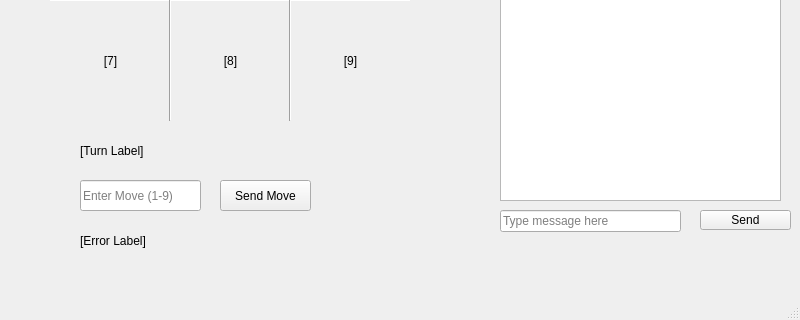
Before: the Qt Designer form Board.ui in qwet11/CS351-Game, drawn with Qt 5; both pictures show x 0 to 800 and y 280 to 600 of the 800 by 600 pixel window.
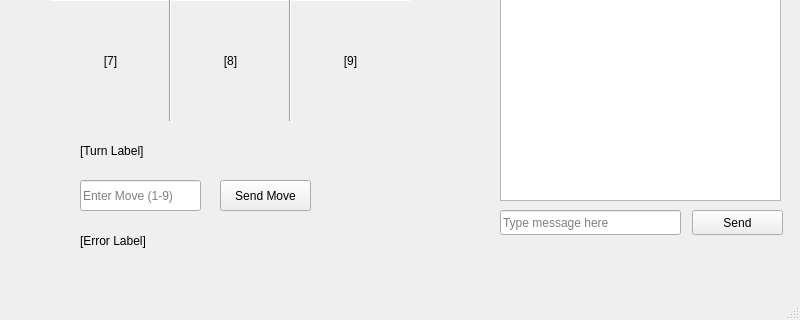
After: the same form once the commit is applied.

The edit to the form file:
```diff
--- a/Board.ui
+++ b/Board.ui
@@ -10,6 +10,18 @@
     <height>600</height>
    </rect>
   </property>
+  <property name="minimumSize">
+   <size>
+    <width>800</width>
+    <height>600</height>
+   </size>
+  </property>
+  <property name="maximumSize">
+   <size>
+    <width>800</width>
+    <height>600</height>
+   </size>
+  </property>
   <property name="windowTitle">
    <string>MainWindow</string>
   </property>
@@ -57,7 +69,7 @@
      <rect>
       <x>80</x>
       <y>500</y>
-      <width>181</width>
+      <width>351</width>
       <height>41</height>
      </rect>
     </property>
@@ -70,7 +82,7 @@
      <rect>
       <x>80</x>
       <y>410</y>
-      <width>181</width>
+      <width>351</width>
       <height>41</height>
      </rect>
     </property>
@@ -84,7 +96,7 @@
       <x>500</x>
       <y>490</y>
       <width>181</width>
-      <height>22</height>
+      <height>25</height>
      </rect>
     </property>
     <property name="placeholderText">
@@ -94,10 +106,10 @@
    <widget class="QPushButton" name="send_chat_bt">
     <property name="geometry">
      <rect>
-      <x>700</x>
+      <x>692</x>
       <y>490</y>
       <width>91</width>
-      <height>20</height>
+      <height>25</height>
      </rect>
     </property>
     <property name="text">
```
Left out of the diff: 8 changed lines with no effect on the pictures.
